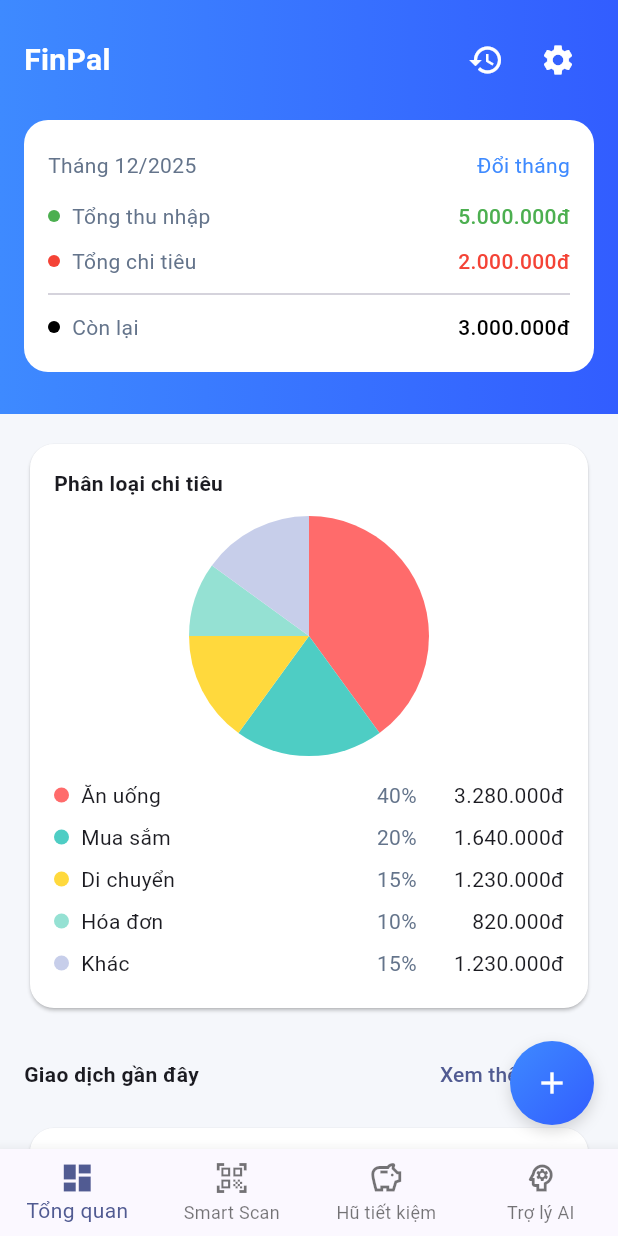
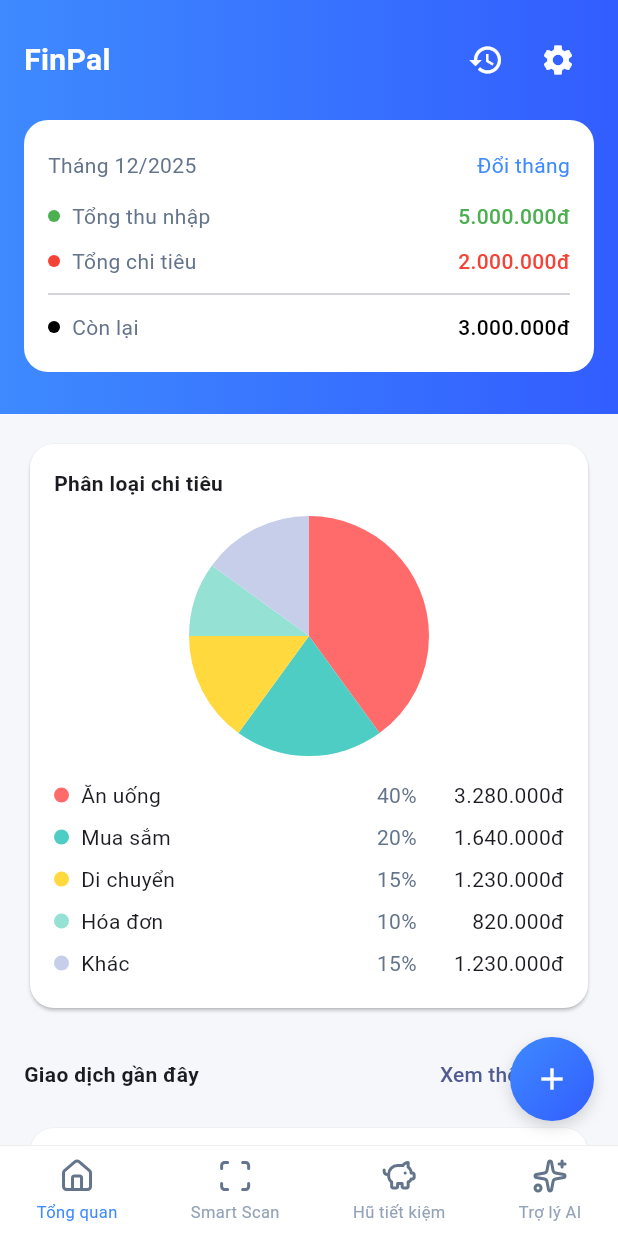
Before and after one commit to huynq2004/FinPal, a Flutter app: the screen it shows after launch, on a phone screen of 412 x 824 dp. Run offline on Flutter 3.47's test engine with Material 3 defaults, Android fonts, the phone set to English and light mode, and no system bars; our stand-ins replace flutter_svg, permission_handler, shared_preferences, sqflite; missing offline and left inert: another_telephony; accounts and stored records are empty.

Commit message:
feat: Add SVG icons for navigation and update bottom navigation bar

```diff
--- a/lib/ui/root_scaffold.dart
+++ b/lib/ui/root_scaffold.dart
@@ -6,6 +6,7 @@ import 'screens/ai_coach_screen.dart';
 import 'screens/savings_goals_screen.dart';
 import 'screens/smart_scan_screen.dart';
 import 'screens/smart_scan_permission_screen.dart';
+import 'widgets/finpal_bottom_nav.dart';
 
 class RootScaffold extends StatefulWidget {
   const RootScaffold({super.key});
@@ -74,32 +75,9 @@ class _RootScaffoldState extends State<RootScaffold> {
   Widget build(BuildContext context) {
     return Scaffold(
       body: _getPageAtIndex(_index),
-      bottomNavigationBar: BottomNavigationBar(
+      bottomNavigationBar: FinPalBottomNav(
         currentIndex: _index,
         onTap: _handleTabChange,
-        type: BottomNavigationBarType.fixed,
-        items: const [
-          BottomNavigationBarItem(
-            icon: Icon(Icons.dashboard_outlined),
-            activeIcon: Icon(Icons.dashboard),
-            label: 'Tổng quan',
-          ),
-          BottomNavigationBarItem(
-            icon: Icon(Icons.qr_code_scanner_outlined),
-            activeIcon: Icon(Icons.qr_code_scanner),
-            label: 'Smart Scan',
-          ),
-          BottomNavigationBarItem(
-            icon: Icon(Icons.savings_outlined),
-            activeIcon: Icon(Icons.savings),
-            label: 'Hũ tiết kiệm',
-          ),
-          BottomNavigationBarItem(
-            icon: Icon(Icons.psychology_outlined),
-            activeIcon: Icon(Icons.psychology),
-            label: 'Trợ lý AI',
-          ),
-        ],
       ),
     );
   }
--- a/lib/ui/widgets/finpal_bottom_nav.dart
+++ b/lib/ui/widgets/finpal_bottom_nav.dart
@@ -1,4 +1,11 @@
 import 'package:flutter/material.dart';
+import 'package:flutter_svg/flutter_svg.dart';
+
+// Local SVG assets (place exported Figma icons here)
+const _homeIconAsset = 'assets/icons/home.svg';
+const _scanIconAsset = 'assets/icons/scan.svg';
+const _savingsIconAsset = 'assets/icons/savings.svg';
+const _aiIconAsset = 'assets/icons/ai.svg';
 
 class FinPalBottomNav extends StatelessWidget {
   final int currentIndex;
@@ -12,21 +19,97 @@ class FinPalBottomNav extends StatelessWidget {
 
   @override
   Widget build(BuildContext context) {
-    return BottomNavigationBar(
-      currentIndex: currentIndex,
-      onTap: onTap,
-      type: BottomNavigationBarType.fixed,
-      selectedItemColor: const Color(0xFF3E8AFF),
-      unselectedItemColor: const Color(0xFF94A3B8),
-      backgroundColor: Colors.white,
-      selectedFontSize: 11,
-      unselectedFontSize: 11,
-      items: const [
-        BottomNavigationBarItem(icon: Icon(Icons.home_rounded), label: 'Tổng quan'),
-        BottomNavigationBarItem(icon: Icon(Icons.qr_code_scanner_rounded), label: 'Smart Scan'),
-        BottomNavigationBarItem(icon: Icon(Icons.savings_rounded), label: 'Hũ tiết kiệm'),
-        BottomNavigationBarItem(icon: Icon(Icons.auto_awesome_rounded), label: 'Trợ lý AI'),
-      ],
+    return Container(
+      decoration: BoxDecoration(
+        color: Colors.white,
+        border: Border(
+          top: BorderSide(
+            color: Colors.grey.shade200,
+            width: 0.667,
+          ),
+        ),
+      ),
+      child: SafeArea(
+        top: false,
+        child: Row(
+          mainAxisAlignment: MainAxisAlignment.spaceAround,
+          children: [
+            _buildNavItem(
+              assetPath: _homeIconAsset,
+              label: 'Tổng quan',
+              index: 0,
+              isActive: currentIndex == 0,
+            ),
+            _buildNavItem(
+              assetPath: _scanIconAsset,
+              label: 'Smart Scan',
+              index: 1,
+              isActive: currentIndex == 1,
+            ),
+            _buildNavItem(
+              assetPath: _savingsIconAsset,
+              label: 'Hũ tiết kiệm',
+              index: 2,
+              isActive: currentIndex == 2,
+            ),
+            _buildNavItem(
+              assetPath: _aiIconAsset,
+              label: 'Trợ lý AI',
+              index: 3,
+              isActive: currentIndex == 3,
+            ),
+          ],
+        ),
+      ),
+    );
+  }
+
+  Widget _buildNavItem({
+    String? assetPath,
+    required String label,
+    required int index,
+    required bool isActive,
+  }) {
+    return GestureDetector(
+      onTap: () => onTap(index),
+      child: Container(
+        padding: const EdgeInsets.symmetric(vertical: 8, horizontal: 12),
+        child: Column(
+          mainAxisSize: MainAxisSize.min,
+          children: [
+            SizedBox(
+              width: 24,
+              height: 24,
+              child: assetPath == null
+                  ? Icon(
+                      Icons.circle,
+                      size: 24,
+                      color: const Color(0xFF94A3B8),
+                    )
+                  : SvgPicture.asset(
+                      assetPath,
+                      width: 24,
+                      height: 24,
+                      // Icons are designed with grey strokes; keep original colors
+                      placeholderBuilder: (_) => Icon(
+                        Icons.circle,
+                        size: 24,
+                        color: const Color(0xFF94A3B8),
+                      ),
+                    ),
+            ),
+            const SizedBox(height: 4),
+            Text(
+              label,
+              style: TextStyle(
+                fontSize: 11,
+                color: isActive ? const Color(0xFF3E8AFF) : const Color(0xFF94A3B8),
+                fontWeight: FontWeight.w400,
+              ),
+            ),
+          ],
+        ),
+      ),
     );
   }
 }
--- a/pubspec.yaml
+++ b/pubspec.yaml
@@ -41,6 +41,7 @@ dependencies:
   another_telephony: ^0.4.1
   permission_handler: ^12.0.1
   shared_preferences: ^2.2.2
+  flutter_svg: ^2.0.9
 
 dev_dependencies:
   flutter_test:
@@ -64,9 +65,8 @@ flutter:
   uses-material-design: true
 
   # To add assets to your application, add an assets section, like this:
-  # assets:
-  #   - images/a_dot_burr.jpeg
-  #   - images/a_dot_ham.jpeg
+  assets:
+    - assets/icons/
 
   # An image asset can refer to one or more resolution-specific "variants", see
   # https://flutter.dev/to/resolution-aware-images
```
Also changed, not shown: assets/icons/ai.svg (added), assets/icons/home.svg (added), assets/icons/savings.svg (added), assets/icons/scan.svg (added), 1 other file.
